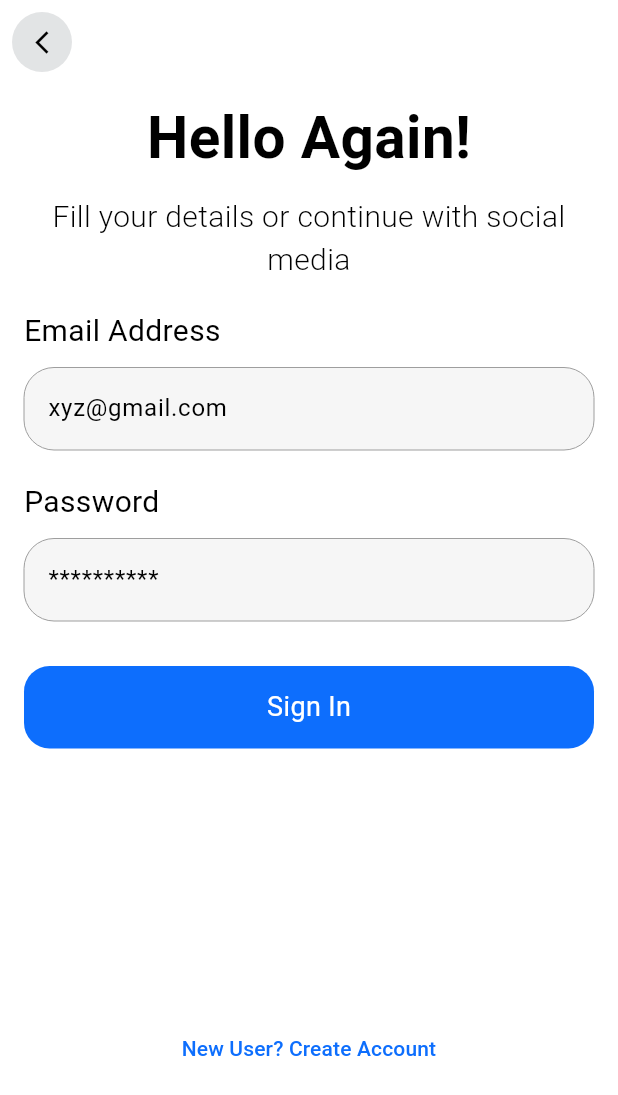
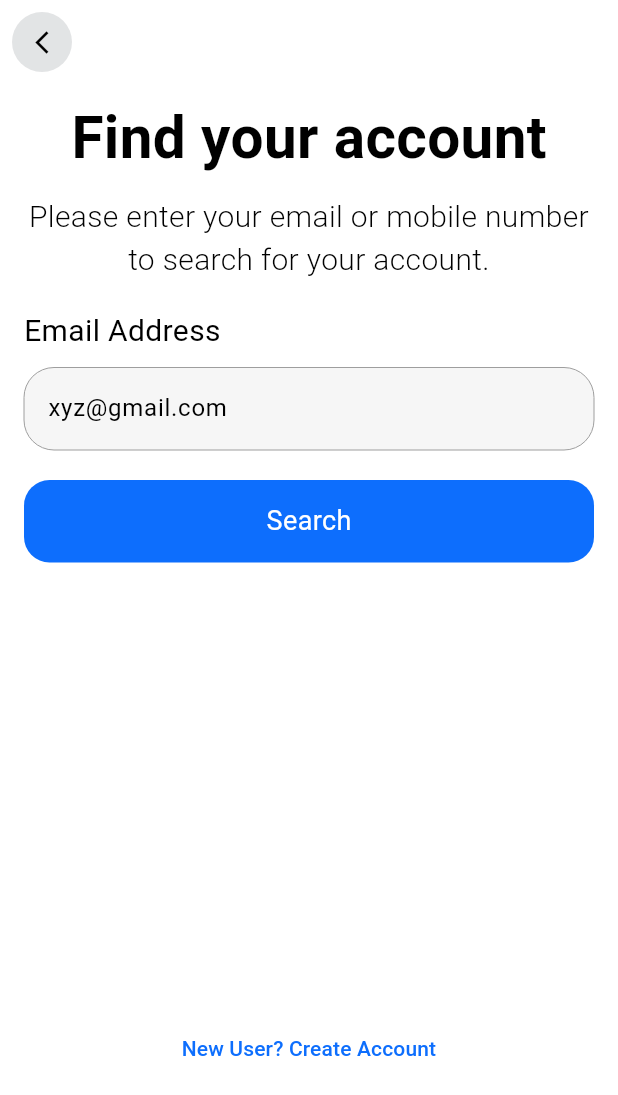
Before and after one commit to houssamaziez/Are-you-here-app, a Flutter app: the screen it shows after launch, on a phone screen of 412 x 824 dp. Shown: the top 1095 px of the screen. Run offline on Flutter 3.47's test engine with Material 3 defaults, Android fonts, the phone set to English and light mode, and no system bars; our stand-ins replace get, get_storage, go_router.

Commit message:
add send email verification

```diff
--- a/lib/App/Service/Api/Bdd/utilsbdd.dart
+++ b/lib/App/Service/Api/Bdd/utilsbdd.dart
@@ -16,15 +16,12 @@ class UtilsBdd {
   static statusCode(http.Response response, context) {
     MessageDataBase _message;
     if (response.statusCode == 200) {
-      if (kDebugMode) {
-        print(json.decode(response.body)['data']);
-        RouteApp.gotHome(context);
-      }
       _message = MessageDataBase.fromJson(json.decode(response.body));
       ScaffoldMessenger.of(context).showSnackBar(SnackBar(
         content: Text(_message.message.toString()),
         backgroundColor: Colors.green,
       ));
+      // RouteApp.gotHome(context);
     } else {
       _message = MessageDataBase.fromJson(json.decode(response.body));
       ScaffoldMessenger.of(context).showSnackBar(SnackBar(
--- /dev/null
+++ b/lib/App/View/Auth/Forgot Password/screenchange_ps.dart
@@ -0,0 +1,130 @@
+import 'package:app/App/Controller/Auth/authController.dart';
+import 'package:app/App/Model/user.dart';
+import 'package:app/App/Service/Api/api_operations.dart';
+import 'package:app/App/View/Auth/Register%20Account/screenRegister.dart';
+import 'package:app/App/View/Widgets/buttons.dart';
+import 'package:app/App/View/Widgets/textfild.dart';
+import 'package:app/App/util/Const/text_app.dart';
+import 'package:app/App/util/Size/dimensions.dart';
+import 'package:app/App/util/Route/go.dart';
+import 'package:app/App/util/theme/Style/styles.dart';
+import 'package:flutter/material.dart';
+import 'package:provider/provider.dart';
+
+class ScreenChangePassword extends StatefulWidget {
+  const ScreenChangePassword({super.key});
+  @override
+  State<ScreenChangePassword> createState() => _ScreenSigninState();
+}
+
+class _ScreenSigninState extends State<ScreenChangePassword> {
+  final TextEditingController emailController = TextEditingController();
+
+  final TextEditingController passwordController = TextEditingController();
+  @override
+  void dispose() {
+    emailController.dispose();
+    passwordController.dispose();
+    super.dispose();
+  }
+
+  final _formKey = GlobalKey<FormState>();
+
+  @override
+  Widget build(BuildContext context) {
+    final myData = Provider.of<ApiOperation>(context);
+
+    return Scaffold(
+      appBar: AppBar(elevation: 0, leading: Buttons.ButtonBack(context)),
+      body: Padding(
+        padding: const EdgeInsets.all(8.0),
+        child: SingleChildScrollView(
+          child: SizedBox(
+            height: SizeApp.heightmobile(context, size: 0.8),
+            child: Column(
+              crossAxisAlignment: CrossAxisAlignment.center,
+              children: [
+                const SizedBox(
+                  width: double.infinity,
+                ),
+                const Text(
+                  TextApp.findYaccount,
+                  style: StyleApp.title,
+                ),
+                const SizedBox(
+                  height: 10,
+                ),
+                const Text(
+                  TextApp.enteremail,
+                  style: StyleApp.suptitle,
+                  textAlign: TextAlign.center,
+                ),
+                const SizedBox(
+                  height: 10,
+                ),
+                Align(
+                    alignment: Alignment.centerLeft,
+                    child: Padding(
+                      padding: const EdgeInsets.all(8.0),
+                      child: Form(
+                        key: _formKey,
+                        child: Column(
+                          children: [
+                            Textfildapp.myTextfilde(
+                                controller: emailController,
+                                hin: 'xyz@gmail.com',
+                                title: TextApp.emailAddress),
+                            const SizedBox(
+                              height: 20,
+                            ),
+
+                            Buttons.buttonAll(context,
+                                title: myData.isloadingAuth == false
+                                    ? TextApp.Search
+                                    : TextApp.loading,
+                                color: Theme.of(context).primaryColor,
+                                functinn: myData.isloadingAuth == false
+                                    ? () async {
+                                        if (_formKey.currentState!.validate()) {
+                                          myData.change(true);
+                                          await AuthController()
+                                              .sendEmailConferM(
+                                                context: context,
+                                                email: emailController.text,
+                                              )
+                                              .then((value) =>
+                                                  myData.change(false));
+                                        }
+                                      }
+                                    : () {}),
+                            const SizedBox(
+                              height: 25,
+                            ),
+                            // Buttons.buttonAll(context,
+                            //     title: TextApp.signInwithGoogle,
+                            //     isgoogle: true,
+                            //     color: const Color.fromARGB(255, 235, 235, 235),
+                            //     functinn: () {}),
+                          ],
+                        ),
+                      ),
+                    )),
+                const Spacer(),
+                TextButton(
+                  onPressed: () {
+                    Go.to(context, ScreenRegister());
+                  },
+                  child: const Text(
+                    TextApp.newUsCreateaccount,
+                    style: TextStyle(),
+                    textAlign: TextAlign.center,
+                  ),
+                )
+              ],
+            ),
+          ),
+        ),
+      ),
+    );
+  }
+}
--- a/lib/App/myapp.dart
+++ b/lib/App/myapp.dart
@@ -1,3 +1,4 @@
+import 'package:app/App/View/Auth/Forgot%20Password/screenchange_ps.dart';
 import 'package:app/App/View/Auth/Sign%20in/screensignin.dart';
 import 'package:app/App/util/theme/light_theme.dart';
 import 'package:flutter/material.dart';
@@ -10,7 +11,7 @@ class MyApp extends StatelessWidget {
   Widget build(BuildContext context) {
     return MaterialApp(
       theme: light,
-      home: ScreenSignin(),
+      home: ScreenChangePassword(),
     );
   }
 }
--- a/lib/App/util/Const/text_app.dart
+++ b/lib/App/util/Const/text_app.dart
@@ -6,6 +6,7 @@ class TextApp {
   static const String emailAddress = "Email Address";
   static const String password = "Password";
   static const String signIn = "Sign In";
+  static const String Search = "Search";
   static const String recoveryPassword = "Recovery Password";
   static const String signInwithGoogle = "Sign In with Google";
   static const String newUsCreateaccount = "New User? Create Account";
@@ -14,4 +15,7 @@ class TextApp {
   static const String signup = "Sign up";
   static const String loading = "Loading ...";
   static const String signuperror = "There is an error in the information";
+  static const String findYaccount = "Find your account";
+  static const String enteremail =
+      "Please enter your email or mobile number to search for your account.";
 }
--- a/lib/App/util/Const/url.dart
+++ b/lib/App/util/Const/url.dart
@@ -1,6 +1,7 @@
 class UrlApp {
-  static String host = "http://10.0.2.2:8000/api/";
+  static String host = "https://houssamaziez.com/api/";
 
   static Uri urllogin = Uri.parse('${host}users/loginUser');
   static Uri urlregister = Uri.parse('${host}users/createUser');
+  static Uri urlsendmail = Uri.parse('${host}mail');
 }
--- /dev/null
+++ b/lib/App/util/math.dart
@@ -0,0 +1,8 @@
+import 'dart:math';
+
+class LogiqueMath {
+  static int generateRandomNumber() {
+    Random random = Random();
+    return 10000 + random.nextInt(90000);
+  }
+}
```
Also changed, not shown: lib/App/Service/Api/api_operations.dart (+28 -0 lines), lib/App/View/Auth/Forgot Password/screen_searshEmai.dart (added).
